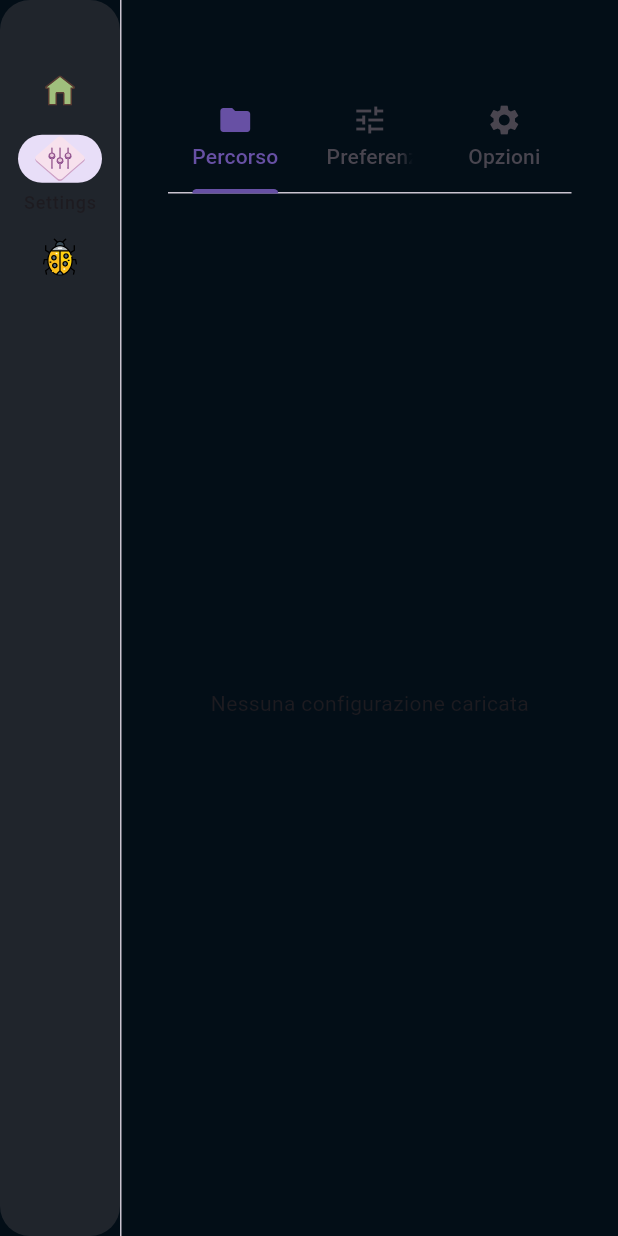
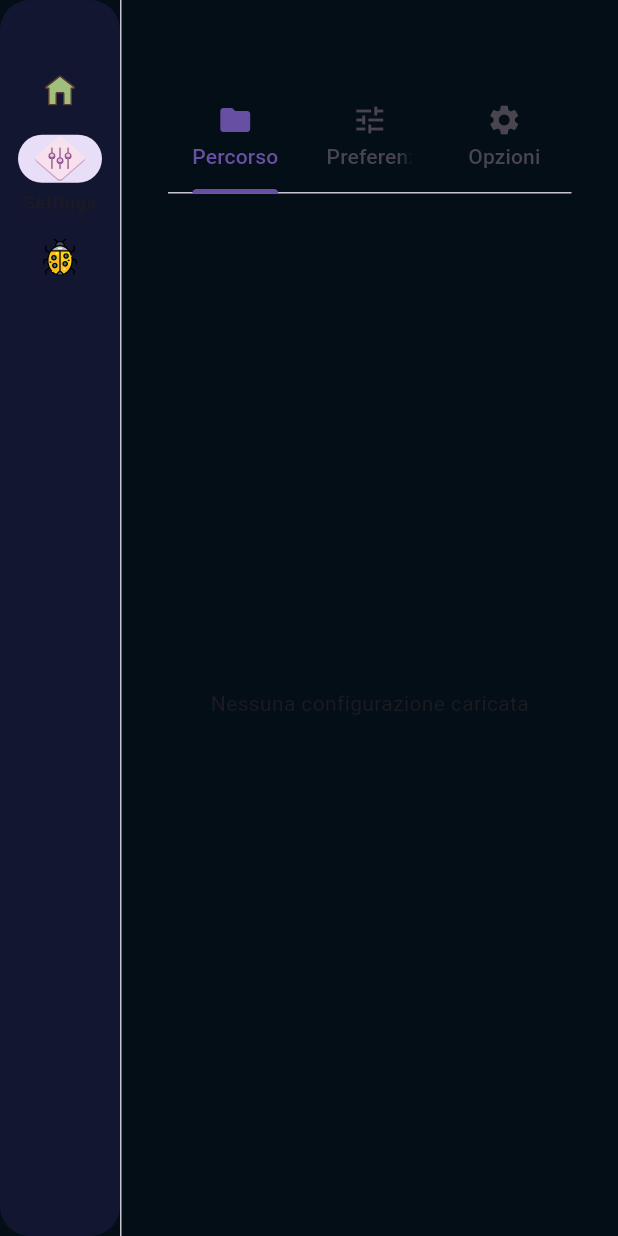
Before and after one commit to 31December99/Unit3DWebUp, a Flutter app: the screen it shows after launch, after a tap on "Settings", on a phone screen of 412 x 824 dp. Run offline on Flutter 3.47's test engine with Material 3 defaults, Android fonts, the phone set to English and light mode, and no system bars; our stand-ins replace flutter_svg; network calls fail.

Commit message:
Fix background color in navigation_rail_widget.dart

```diff
--- a/UI/lib/widgets/navigation_rail_widget.dart
+++ b/UI/lib/widgets/navigation_rail_widget.dart
@@ -18,7 +18,7 @@ class NavigationRailMenu extends StatelessWidget {
     return ClipRRect(
       borderRadius: BorderRadius.circular(20),
       child: NavigationRail(
-      backgroundColor: Color(0xFF20252C),
+      backgroundColor: Color(0xFF121630),
       selectedIndex: selectedIndex,
       onDestinationSelected: onSelect,
       labelType: NavigationRailLabelType.selected,
```
